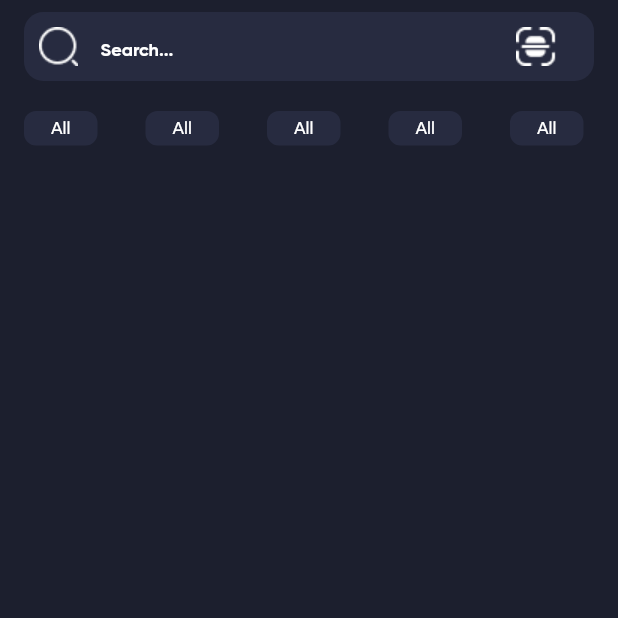
After one commit to efarhadi/instagram, a Flutter app: the screen it shows after launch, on a phone screen of 412 x 824 dp, the top half of it. The commit adds this screen. Run offline on Flutter 3.47's test engine with Material 2 defaults, Android fonts, the phone set to English and light mode, and no system bars; our stand-ins replace dotted_border.

Commit message:
start implementing ths search page

```diff
--- a/lib/main.dart
+++ b/lib/main.dart
@@ -1,6 +1,7 @@
 import 'package:flutter/material.dart';
 import 'package:instagram_app/screens/home_screen.dart';
 import 'package:instagram_app/screens/login_screen.dart';
+import 'package:instagram_app/screens/search_screen.dart';
 import 'package:instagram_app/screens/switch_account_screen.dart';
 
 void main() {
@@ -29,7 +30,7 @@ class Application extends StatelessWidget {
                 textStyle: TextStyle(fontFamily: 'GB', fontSize: 16)),
           )),
       debugShowCheckedModeBanner: false,
-      home: HomeScreen(),
+      home: SearchScreen(),
     );
   }
 }
--- /dev/null
+++ b/lib/screens/search_screen.dart
@@ -0,0 +1,91 @@
+import 'package:flutter/material.dart';
+
+class SearchScreen extends StatefulWidget {
+  SearchScreen({Key? key}) : super(key: key);
+
+  @override
+  State<SearchScreen> createState() => _SearchScreenState();
+}
+
+class _SearchScreenState extends State<SearchScreen> {
+  @override
+  Widget build(BuildContext context) {
+    return Scaffold(
+      backgroundColor: Color(0xff1C1F2E),
+      body: SafeArea(
+        child: Center(
+            child: Column(
+          children: [
+            Container(
+              margin: EdgeInsets.only(left: 16, right: 16, top: 8),
+              height: 46,
+              decoration: BoxDecoration(
+                color: Color(0xff272B40),
+                borderRadius: BorderRadius.circular(13),
+              ),
+              child: Padding(
+                padding: const EdgeInsets.symmetric(horizontal: 10),
+                child: Row(
+                  children: [
+                    Image.asset('images/icon_search.png'),
+                    SizedBox(
+                      width: 15,
+                    ),
+                    Expanded(
+                        child: TextField(
+                      decoration: InputDecoration(
+                          hintText: 'Search...',
+                          hintStyle: TextStyle(
+                              color: Colors.white,
+                              fontFamily: 'GB',
+                              fontSize: 12),
+                          enabledBorder: InputBorder.none,
+                          focusedBorder: InputBorder.none),
+                    )),
+                    Image.asset('images/icon_scan.png'),
+                    SizedBox(
+                      width: 15,
+                    ),
+                  ],
+                ),
+              ),
+            ),
+            Container(
+              height: 23,
+              margin: EdgeInsets.symmetric(vertical: 20),
+              child: ListView.builder(
+                itemCount: 15,
+                scrollDirection: Axis.horizontal,
+                itemBuilder: ((context, index) {
+                  return Container(
+                    //If you want to use the hight and width of the container instead of padding
+                    // width: 60,
+                    // height: 23,
+                    margin: EdgeInsets.symmetric(horizontal: 16),
+                    decoration: BoxDecoration(
+                      color: Color(0xff272B40),
+                      borderRadius: BorderRadius.circular(8),
+                    ),
+                    child: Center(
+                      child: Padding(
+                        padding: const EdgeInsets.symmetric(
+                            horizontal: 18, vertical: 4),
+                        child: Text(
+                          'All',
+                          style: TextStyle(
+                              color: Colors.white,
+                              fontFamily: 'GM',
+                              fontSize: 12),
+                        ),
+                      ),
+                    ),
+                  );
+                }),
+              ),
+            )
+          ],
+        )),
+      ),
+    );
+  }
+}
```
Also changed, not shown: images/icon_scan.png (added).
